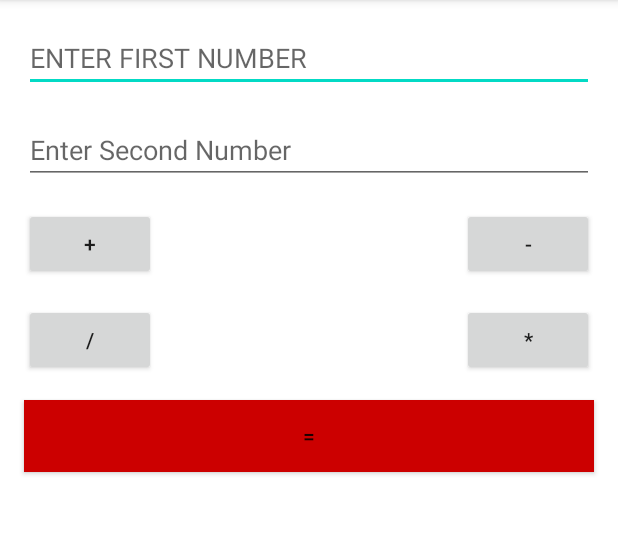
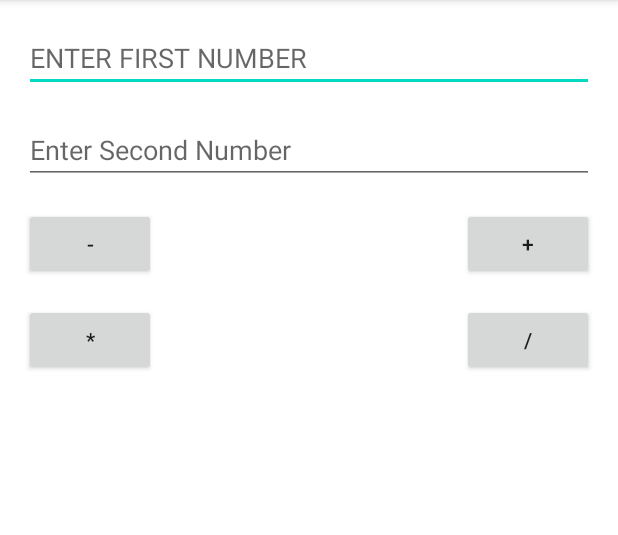
Before and after one commit to Sanaebadi97/Calculator-, an Android app: the screen it shows after launch (MainActivity), on a phone screen of 412 x 824 dp, the part 84-619 px from its top. Run offline under Robolectric (Android 15) with nearby library versions, the phone set to English and light mode, and no system bars.

Commit message:
completed the java code

```diff
--- a/app/build.gradle
+++ b/app/build.gradle
@@ -26,6 +26,10 @@ android {
         sourceCompatibility JavaVersion.VERSION_1_8
         targetCompatibility JavaVersion.VERSION_1_8
     }
+
+    buildFeatures {
+        viewBinding = true
+    }
 }
 
 dependencies {
--- a/app/src/main/java/info/sanaebadi/calculator/MainActivity.java
+++ b/app/src/main/java/info/sanaebadi/calculator/MainActivity.java
@@ -1,15 +1,61 @@
 package info.sanaebadi.calculator;
+
+import android.os.Bundle;
 
 import androidx.appcompat.app.AppCompatActivity;
 
-import android.os.Bundle;
+import info.sanaebadi.calculator.databinding.ActivityMainBinding;
 
 public class MainActivity extends AppCompatActivity {
+
+    private static final String TAG = "MainActivity";
+    private ActivityMainBinding binding;
+    private Double firstNumber, secondNumber;
 
     @Override
     protected void onCreate(Bundle savedInstanceState) {
         super.onCreate(savedInstanceState);
-        setContentView(R.layout.activity_main);
+        binding = ActivityMainBinding.inflate(getLayoutInflater());
+        setContentView(binding.getRoot());
+
+        binding.buttonPlus.setOnClickListener(view -> {
+            firstNumber = Double.parseDouble(binding.edittextFirstNumber.getText().toString());
+            secondNumber = Double.parseDouble(binding.edittextSecondNumber.getText().toString());
+
+            binding.textviewResult.setText(firstNumber + secondNumber + "");
+
+
+        });
+
+
+        binding.buttonDivsion.setOnClickListener(view -> {
+            firstNumber = Double.parseDouble(binding.edittextFirstNumber.getText().toString());
+            secondNumber = Double.parseDouble(binding.edittextSecondNumber.getText().toString());
+
+            binding.textviewResult.setText(firstNumber / secondNumber + "");
+
+
+        });
+
+        binding.buttonMinus.setOnClickListener(view -> {
+            firstNumber = Double.parseDouble(binding.edittextFirstNumber.getText().toString());
+            secondNumber = Double.parseDouble(binding.edittextSecondNumber.getText().toString());
+
+            binding.textviewResult.setText(firstNumber - secondNumber + "");
+
+
+        });
+
+
+        binding.buttonMultiply.setOnClickListener(view -> {
+            firstNumber = Double.parseDouble(binding.edittextFirstNumber.getText().toString());
+            secondNumber = Double.parseDouble(binding.edittextSecondNumber.getText().toString());
+
+            binding.textviewResult.setText(firstNumber * secondNumber + "");
+
+
+        });
+
 
     }
 }
--- a/app/src/main/res/layout/activity_main.xml
+++ b/app/src/main/res/layout/activity_main.xml
@@ -4,6 +4,7 @@
     xmlns:tools="http://schemas.android.com/tools"
     android:layout_width="match_parent"
     android:layout_height="match_parent"
+    android:layoutDirection="rtl"
     tools:context=".MainActivity">
 
     <androidx.appcompat.widget.AppCompatEditText
@@ -67,17 +68,6 @@
         app:layout_constraintTop_toBottomOf="@id/button_minus" />
 
 
-    <androidx.appcompat.widget.AppCompatButton
-        android:id="@+id/button_equals"
-        android:layout_width="match_parent"
-        android:layout_height="wrap_content"
-        android:layout_margin="@dimen/space_4x"
-        android:background="@android:color/holo_red_dark"
-        android:text="@string/equls"
-        app:layout_constraintEnd_toEndOf="parent"
-        app:layout_constraintStart_toStartOf="parent"
-        app:layout_constraintTop_toBottomOf="@id/button_multiply" />
-
     <androidx.appcompat.widget.AppCompatTextView
         android:id="@+id/textview_result"
         android:layout_width="match_parent"
@@ -89,7 +79,7 @@
         android:textStyle="bold"
         app:layout_constraintEnd_toEndOf="parent"
         app:layout_constraintStart_toStartOf="parent"
-        app:layout_constraintTop_toBottomOf="@id/button_equals"
+        app:layout_constraintTop_toBottomOf="@id/button_multiply"
         tools:text="15.6" />
 
 
```
